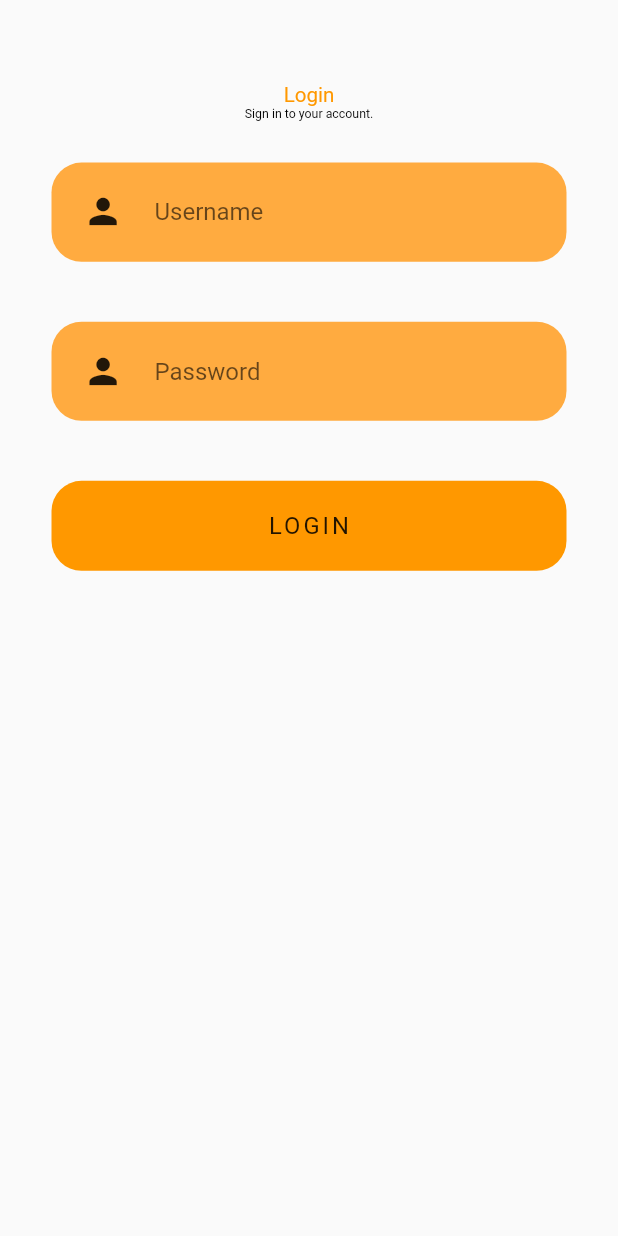
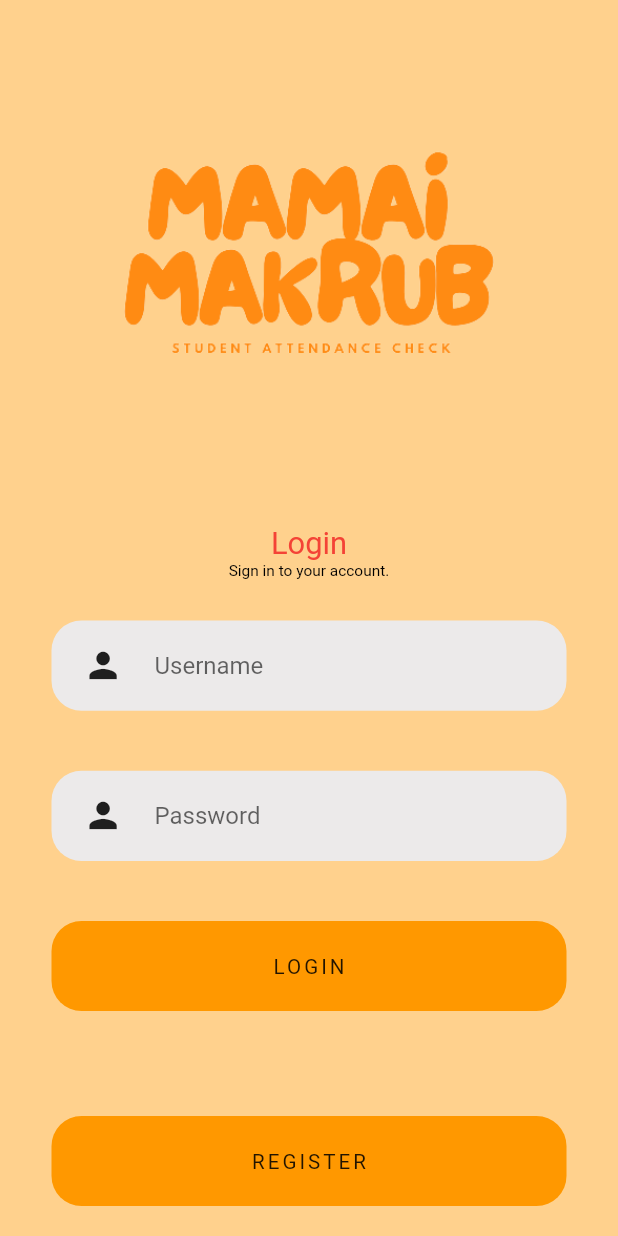
Before and after one commit to phoomaw10/mamaimakhrap, a Flutter app: the screen it shows after launch, on a phone screen of 412 x 824 dp. Run offline on Flutter 3.47's test engine with Material 2 defaults, Android fonts, the phone set to English and light mode, and no system bars; our stand-ins replace firebase_auth, firebase_core, flutter_keyboard_visibility; accounts and stored records are empty.

Commit message:
LoginVer2

```diff
--- a/lib/loginscreen.dart
+++ b/lib/loginscreen.dart
@@ -13,7 +13,7 @@ class _LoginScreenState extends State<LoginScreen> {
   TextEditingController passController = TextEditingController();
   double screenHeight = 0;
   double screenWidth = 0;
-  Color primary = const Color(0xffeef444c);
+  Color primary = Color.fromARGB(235, 255, 205, 131);
 
   @override
   Widget build(BuildContext context) {
@@ -22,26 +22,17 @@ class _LoginScreenState extends State<LoginScreen> {
     screenHeight = MediaQuery.of(context).size.height;
     screenWidth = MediaQuery.of(context).size.width;
     return Scaffold(
+      backgroundColor: primary,
       resizeToAvoidBottomInset: false,
       body: Column(
         children: [
-          isKeyboardVisible
-              ? const SizedBox()
-              : Container(
-                  decoration: const BoxDecoration(
-                      image: DecorationImage(
-                          image: AssetImage('images/KMUTT.png'),
-                          fit: BoxFit.fill)),
-                ),
+          Expanded(child: Image.asset('images/MaMai.png')),
           Container(
-            margin: EdgeInsets.only(
-              top: screenHeight / 15,
-            ),
             child: Text(
               "Login",
               style: TextStyle(
-                fontSize: screenWidth / 30,
-                color: Colors.orange,
+                fontSize: screenWidth / 20,
+                color: Colors.red,
               ),
             ),
           ),
@@ -52,7 +43,7 @@ class _LoginScreenState extends State<LoginScreen> {
             child: Text(
               "Sign in to your account.",
               style: TextStyle(
-                fontSize: screenWidth / 50,
+                fontSize: screenWidth / 40,
                 color: Colors.black,
               ),
             ),
@@ -77,7 +68,24 @@ class _LoginScreenState extends State<LoginScreen> {
                     child: Text(
                       "LOGIN",
                       style: TextStyle(
-                        fontSize: screenWidth / 26,
+                        fontSize: screenWidth / 30,
+                        letterSpacing: 2,
+                      ),
+                    ),
+                  ),
+                ),
+                Container(
+                  height: 60,
+                  width: screenWidth,
+                  margin: const EdgeInsets.only(top: 70, bottom: 20),
+                  decoration: const BoxDecoration(
+                      color: Colors.orange,
+                      borderRadius: BorderRadius.all(Radius.circular(20))),
+                  child: Center(
+                    child: Text(
+                      "REGISTER",
+                      style: TextStyle(
+                        fontSize: screenWidth / 30,
                         letterSpacing: 2,
                       ),
                     ),
@@ -92,12 +100,15 @@ class _LoginScreenState extends State<LoginScreen> {
   }
 
   Widget customField(
-      String hint, TextEditingController controller, bool obscure) {
+    String hint,
+    TextEditingController controller,
+    bool obscure,
+  ) {
     return Container(
       width: screenWidth,
       margin: const EdgeInsets.only(bottom: 40),
       decoration: const BoxDecoration(
-        color: Colors.orangeAccent,
+        color: Color.fromARGB(255, 236, 234, 234),
         borderRadius: BorderRadius.all(Radius.circular(20)),
       ),
       child: Row(
@@ -118,7 +129,7 @@ class _LoginScreenState extends State<LoginScreen> {
                 autocorrect: false,
                 decoration: InputDecoration(
                     contentPadding: EdgeInsets.symmetric(
-                      vertical: screenHeight / 35,
+                      vertical: screenHeight / 40,
                     ),
                     hintText: hint,
                     border: InputBorder.none),
--- a/pubspec.yaml
+++ b/pubspec.yaml
@@ -65,6 +65,7 @@ flutter:
   assets:
     - images/KMUTT.png
     - images/KMUTT2.jpg
+    - images/MaMai.png
   # An image asset can refer to one or more resolution-specific "variants", see
   # https://flutter.dev/assets-and-images/#resolution-aware
 
```
Also changed, not shown: images/MaMai.png (added).
